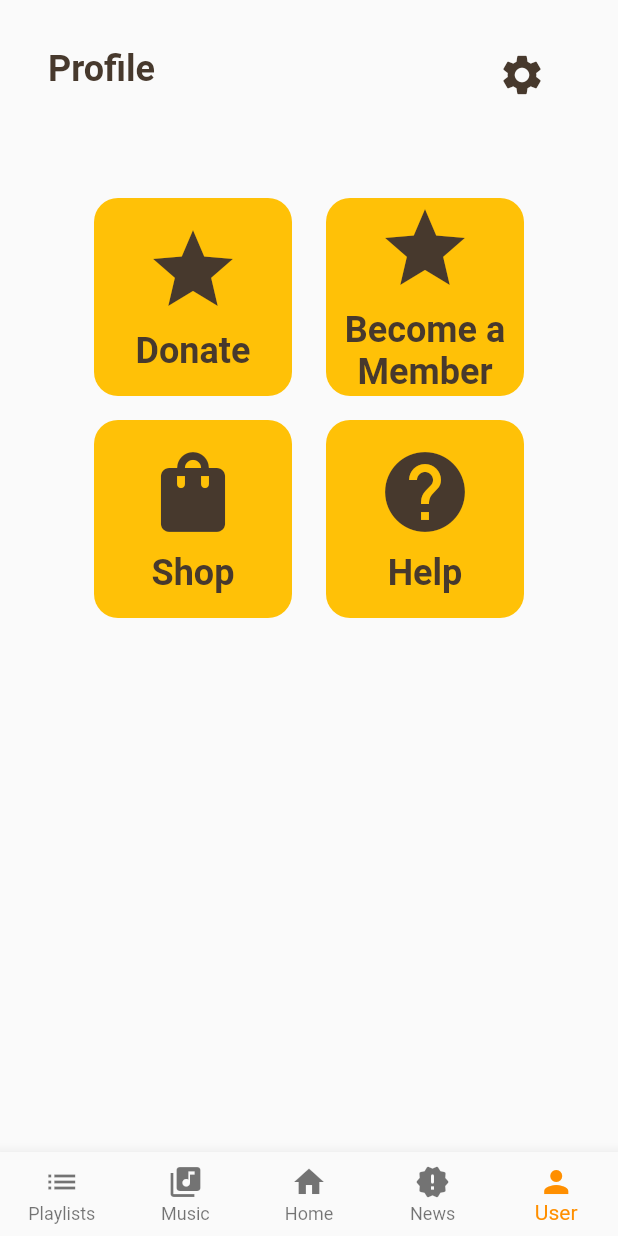
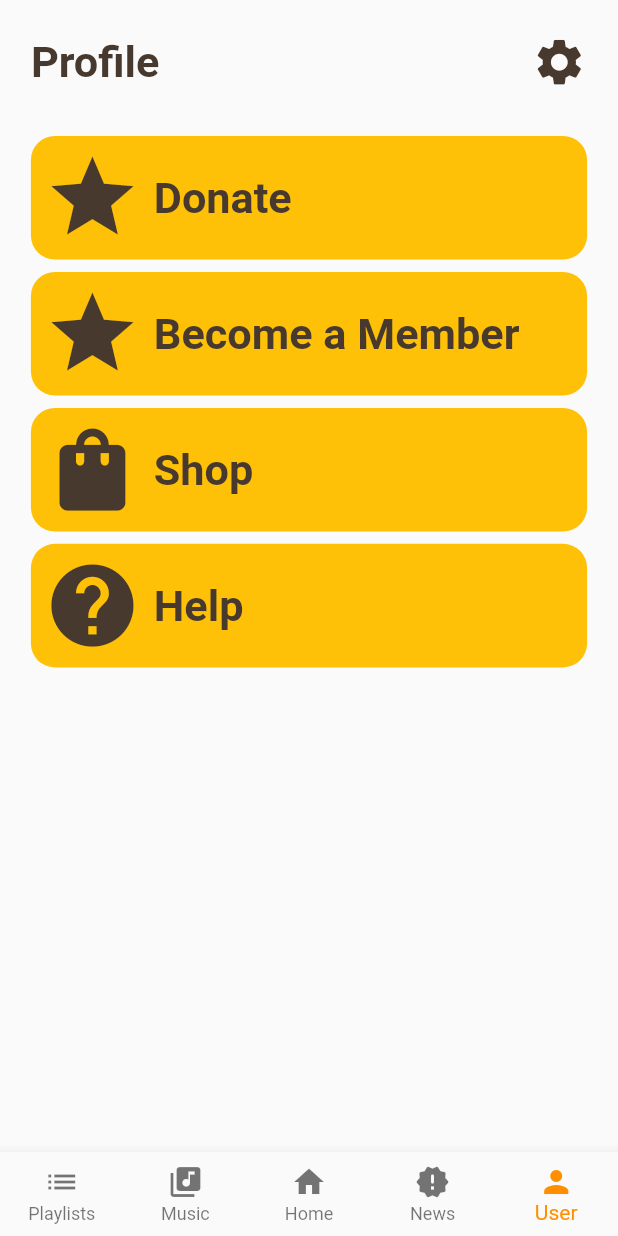
Before and after one commit to JForden/Multi_Media, a Flutter app: the screen it shows after launch, item 5 of the bottom bar chosen, on a phone screen of 412 x 824 dp. Run offline on Flutter 3.47's test engine with Material 2 defaults, Android fonts, the light colour scheme and no system bars; network calls fail.

Commit message:
Changed profile page to be individual rows

```diff
--- a/multimedia/lib/profile.dart
+++ b/multimedia/lib/profile.dart
@@ -16,6 +16,9 @@ class MyStatefulWidget extends StatefulWidget {
 class _ProfilePageState extends State<ProfilePage> {
   @override
   Widget build(BuildContext context) {
+    double deviceWidth = MediaQuery.of(context).size.width;
+    double deviceHeight = MediaQuery.of(context).size.height;
+
     //Builds clickable big buttons
     InkWell _buildBigButton(Color color, IconData icon, String text) {
       return InkWell(
@@ -24,30 +27,28 @@ class _ProfilePageState extends State<ProfilePage> {
                 1; //This is a test case
           },
           child: Container(
-              width: 132,
-              height: 132,
+              width: deviceWidth * 0.9,
+              height: deviceHeight * 0.1,
               decoration: BoxDecoration(
                   color: Colors.amber, borderRadius: BorderRadius.circular(16)),
-              padding: EdgeInsets.all(0),
-              child: Column(
+              padding: EdgeInsets.only(left: 8, right: 8),
+              child: Row(
                 mainAxisSize: MainAxisSize.min,
-                mainAxisAlignment: MainAxisAlignment.center,
+                mainAxisAlignment: MainAxisAlignment.start,
                 children: [
-                  Icon(icon, color: color, size: 64),
-                  Container(
-                    constraints: BoxConstraints(minWidth: 110, maxWidth: 110),
-                    margin: const EdgeInsets.only(top: 8),
+                  Icon(icon, color: color, size: deviceHeight * 0.08),
+                  Padding(
+                    padding: EdgeInsets.only(left: 8),
                     child: Text(
                       text,
                       textAlign: TextAlign.center,
                       style: TextStyle(
-                        fontSize: 24,
+                        fontSize: deviceHeight * 0.035,
                         fontWeight: FontWeight.bold,
                         color: color,
                       ),
-                      softWrap: true,
                     ),
-                  )
+                  ),
                 ],
               )));
     }
@@ -60,49 +61,34 @@ class _ProfilePageState extends State<ProfilePage> {
                 1; //This is a test case
           },
           child: Container(
-              width: 24,
-              height: 24,
-              child: Icon(icon, color: color, size: 32)));
+              width: deviceHeight * 0.045,
+              height: deviceHeight * 0.045,
+              child: Icon(icon, color: color, size: deviceHeight * 0.045)));
     }
 
     //Builds Profile title, extra width used to push settings button to the right
-    Container _buildProfileTitle(Color color) {
-      return Container(
-        width: 300,
-        child: Text(
-          'Profile',
-          textAlign: TextAlign.left,
-          style: TextStyle(
-            fontSize: 24,
-            fontWeight: FontWeight.bold,
-            color: color,
-          ),
+    Text _buildProfileTitle(Color color) {
+      return Text(
+        'Profile',
+        textAlign: TextAlign.left,
+        style: TextStyle(
+          fontSize: deviceHeight * 0.035,
+          fontWeight: FontWeight.bold,
+          color: color,
         ),
       );
-    }
-
-    //Puts big buttons into rows
-    Container _buildBigRows(InkWell button1, InkWell button2) {
-      return Container(
-          width: 400,
-          padding: EdgeInsets.all(8),
-          child: Row(
-            mainAxisAlignment: MainAxisAlignment.spaceEvenly,
-            crossAxisAlignment: CrossAxisAlignment.center,
-            children: [
-              button1,
-              button2,
-            ],
-          ));
     }
 
     //88Nine Brown (tm)
     Color color = Color.fromARGB(255, 71, 57, 45);
 
-    Widget topBar = Padding(
-      padding: EdgeInsets.all(32),
+    Widget topBar = Container(
+      width: deviceWidth * 0.9,
+      height: deviceHeight * 0.1,
+      padding:
+          EdgeInsets.only(left: deviceWidth * .05, right: deviceWidth * .05),
       child: Row(
-        mainAxisAlignment: MainAxisAlignment.start,
+        mainAxisAlignment: MainAxisAlignment.spaceBetween,
         children: [
           _buildProfileTitle(color),
           _buildSettingsButton(color, Icons.settings)
@@ -110,15 +96,17 @@ class _ProfilePageState extends State<ProfilePage> {
       ),
     );
 
-    Widget bigButtons = Padding(
-        padding: EdgeInsets.all(32),
+    Widget bigButtons = Container(
+        width: deviceWidth,
+        height: deviceHeight * 0.45,
         child: Column(
           mainAxisAlignment: MainAxisAlignment.spaceEvenly,
+          crossAxisAlignment: CrossAxisAlignment.center,
           children: [
-            _buildBigRows(_buildBigButton(color, Icons.star, 'Donate'),
-                _buildBigButton(color, Icons.star, 'Become a Member')),
-            _buildBigRows(_buildBigButton(color, Icons.shopping_bag, 'Shop'),
-                _buildBigButton(color, Icons.help, 'Help')),
+            _buildBigButton(color, Icons.star, 'Donate'),
+            _buildBigButton(color, Icons.star, 'Become a Member'),
+            _buildBigButton(color, Icons.shopping_bag, 'Shop'),
+            _buildBigButton(color, Icons.help, 'Help'),
           ],
         ));
 
```
